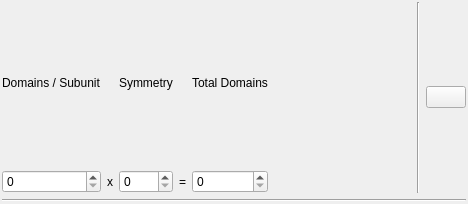
Above: configuration/domains/panel.ui from NATuG3/NATuG3 before the change. Below: the same form after it.
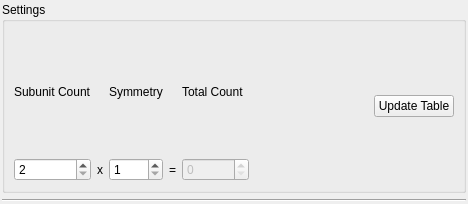
That is the form after the change.

Commit message: Added domain symmetry calculations

What changed in the file:
```diff
--- a/configuration/domains/panel.ui
+++ b/configuration/domains/panel.ui
@@ -27,7 +27,39 @@
     <number>2</number>
    </property>
    <item>
+    <widget class="QGroupBox" name="">
+     <property name="title">
+      <string>Settings</string>
+     </property>
     <layout class="QGridLayout" name="settings_area">
+      <item row="0" column="4">
+       <widget class="QLabel" name="total_count_label">
+        <property name="statusTip">
+         <string>Total number of domains</string>
+        </property>
+        <property name="frameShape">
+         <enum>QFrame::NoFrame</enum>
+        </property>
+        <property name="frameShadow">
+         <enum>QFrame::Sunken</enum>
+        </property>
+        <property name="lineWidth">
+         <number>2</number>
+        </property>
+        <property name="midLineWidth">
+         <number>2</number>
+        </property>
+        <property name="text">
+         <string>Total Count</string>
+        </property>
+        <property name="scaledContents">
+         <bool>false</bool>
+        </property>
+        <property name="wordWrap">
+         <bool>true</bool>
+        </property>
+       </widget>
+      </item>
      <item row="0" column="5" rowspan="2">
       <spacer name="horizontalSpacer">
        <property name="orientation">
@@ -41,44 +73,6 @@
        </property>
       </spacer>
      </item>
-     <item row="0" column="4">
-      <widget class="QLabel" name="label_5">
-       <property name="frameShape">
-        <enum>QFrame::NoFrame</enum>
-       </property>
-       <property name="frameShadow">
-        <enum>QFrame::Sunken</enum>
-       </property>
-       <property name="lineWidth">
-        <number>2</number>
-       </property>
-       <property name="midLineWidth">
-        <number>2</number>
-       </property>
-       <property name="text">
-        <string>Total Domains</string>
-       </property>
-       <property name="scaledContents">
-        <bool>false</bool>
-       </property>
-       <property name="wordWrap">
-        <bool>true</bool>
-       </property>
-      </widget>
-     </item>
-     <item row="0" column="7" rowspan="2">
-      <widget class="QPushButton" name="update_domains_table_button">
-       <property name="text">
-        <string/>
-       </property>
-       <property name="autoDefault">
-        <bool>false</bool>
-       </property>
-       <property name="default">
-        <bool>false</bool>
-       </property>
-      </widget>
-     </item>
      <item row="0" column="2">
       <widget class="QLabel" name="label_4">
        <property name="frameShape">
@@ -105,7 +99,14 @@
       </widget>
      </item>
      <item row="1" column="2">
-      <widget class="QSpinBox" name="symmetry"/>
+       <widget class="QSpinBox" name="symmetry">
+        <property name="statusTip">
+         <string>Number of subunits</string>
+        </property>
+        <property name="minimum">
+         <number>1</number>
+        </property>
+       </widget>
      </item>
      <item row="1" column="3">
       <widget class="QLabel" name="label_2">
@@ -118,7 +119,64 @@
       </widget>
      </item>
      <item row="1" column="0">
-      <widget class="QSpinBox" name="domains_per_subunit"/>
+       <widget class="QSpinBox" name="subunit_count">
+        <property name="statusTip">
+         <string>Number of domains per subunit</string>
+        </property>
+        <property name="minimum">
+         <number>2</number>
+        </property>
+        <property name="maximum">
+         <number>999</number>
+        </property>
+       </widget>
+      </item>
+      <item row="1" column="4">
+       <widget class="QSpinBox" name="total_count">
+        <property name="enabled">
+         <bool>false</bool>
+        </property>
+        <property name="statusTip">
+         <string>Total number of domains</string>
+        </property>
+        <property name="readOnly">
+         <bool>false</bool>
+        </property>
+        <property name="minimum">
+         <number>0</number>
+        </property>
+        <property name="maximum">
+         <number>999999</number>
+        </property>
+       </widget>
+      </item>
+      <item row="0" column="0">
+       <widget class="QLabel" name="subunit_count_label">
+        <property name="statusTip">
+         <string>Number of domains per subunit</string>
+        </property>
+        <property name="frameShape">
+         <enum>QFrame::NoFrame</enum>
+        </property>
+        <property name="frameShadow">
+         <enum>QFrame::Sunken</enum>
+        </property>
+        <property name="lineWidth">
+         <number>2</number>
+        </property>
+        <property name="midLineWidth">
+         <number>2</number>
+        </property>
+        <property name="text">
+         <string>Subunit Count</string>
+        </property>
+        <property name="scaledContents">
+         <bool>false</bool>
+        </property>
+        <property name="wordWrap">
+         <bool>true</bool>
+        </property>
+       </widget>
      </item>
      <item row="1" column="1">
       <widget class="QLabel" name="label">
@@ -130,42 +188,15 @@
        </property>
       </widget>
      </item>
-     <item row="0" column="0">
-      <widget class="QLabel" name="label_3">
-       <property name="frameShape">
-        <enum>QFrame::NoFrame</enum>
-       </property>
-       <property name="frameShadow">
-        <enum>QFrame::Sunken</enum>
-       </property>
-       <property name="lineWidth">
-        <number>2</number>
-       </property>
-       <property name="midLineWidth">
-        <number>2</number>
-       </property>
-       <property name="text">
-        <string>Domains / Subunit</string>
-       </property>
-       <property name="scaledContents">
-        <bool>false</bool>
-       </property>
-       <property name="wordWrap">
-        <bool>true</bool>
-       </property>
-      </widget>
-     </item>
-     <item row="1" column="4">
-      <widget class="QSpinBox" name="total_domains"/>
-     </item>
      <item row="0" column="6" rowspan="2">
-      <widget class="Line" name="line_2">
-       <property name="orientation">
-        <enum>Qt::Vertical</enum>
+       <widget class="QPushButton" name="update_table">
+        <property name="text">
+         <string>Update Table</string>
        </property>
       </widget>
      </item>
     </layout>
+    </widget>
    </item>
    <item>
     <widget class="Line" name="line">
```
Left out of the diff: 11 changed lines with no effect on the pictures. Lines whose indentation alone changed are shown as unchanged. The commit also changes 9 other files.
